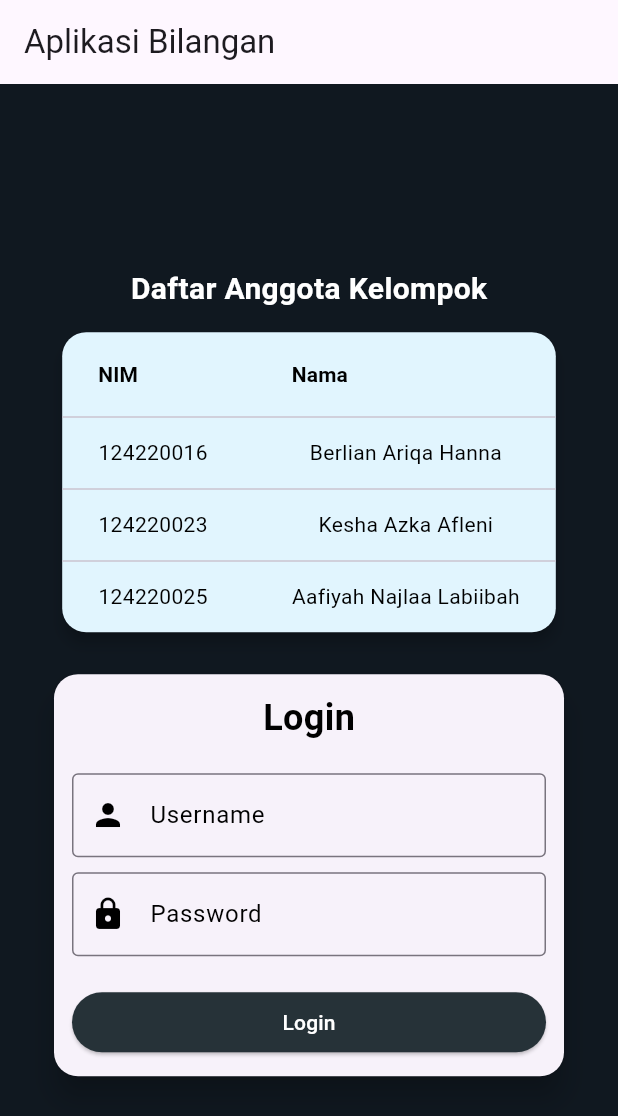
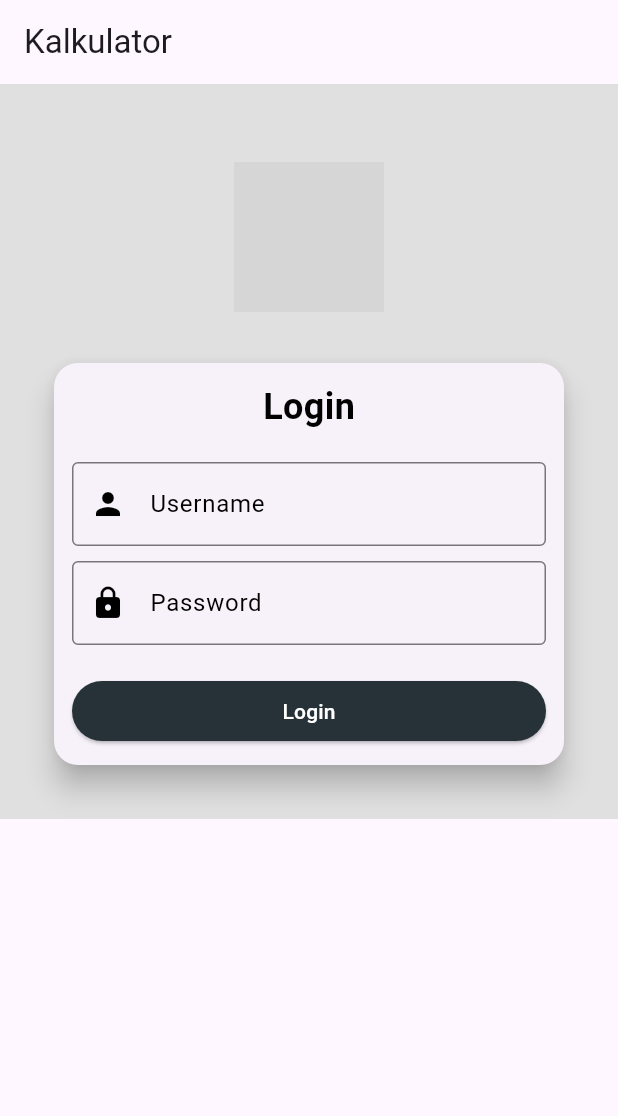
Before and after one commit to aafiyahnajlaa/tugasmobile1, a Flutter app: the screen it shows after launch, on a phone screen of 412 x 824 dp. Shown: the top 1116 px of the screen. Run offline on Flutter 3.47's test engine with Material 3 defaults, Android fonts, the phone set to English and light mode, and no system bars; grey boxes are pictures that could not be loaded.

Commit message:
first commit

```diff
--- a/lib/login.dart
+++ b/lib/login.dart
@@ -15,46 +15,20 @@ class LoginPage extends StatelessWidget {
 
   @override
   Widget build(BuildContext context) {
-    return Center(
-      child: SingleChildScrollView(
+    return SingleChildScrollView(
       padding: const EdgeInsets.all(16.0),
       child: Column(
         children: [
           SizedBox(height: 20),
-            // Judul Daftar Anggota Kelompok
-            Text(
-              'Daftar Anggota Kelompok',
-              style: TextStyle(
-                fontSize: 20,
-                fontWeight: FontWeight.bold,
-                color: Colors.white,
+            Image.asset(
+              'images/kalkulator.png', // Ganti dengan path gambar Anda
+              width: 100,
+              height: 100,
             ),
-            ),
+
           SizedBox(height: 10),
-            // Tampilkan data kelompok dalam tabel
-            Card(
-              color: Colors.lightBlue[50],
-              elevation: 4,
-              shape: RoundedRectangleBorder(
-                borderRadius: BorderRadius.circular(16),
-              ),
-              child: SingleChildScrollView(
-                scrollDirection: Axis.horizontal, // Untuk scroll horizontal
-                child: DataTable(
-                  columns: [
-                    DataColumn(label: Center(child: Text('NIM', style: TextStyle(color: Colors.black, fontWeight: FontWeight.bold)))),
-                    DataColumn(label: Center(child: Text('Nama', style: TextStyle(color: Colors.black, fontWeight: FontWeight.bold)))),
-                  ],
-                  rows: dataKelompok.map((item) {
-                    return DataRow(
-                      cells: [
-                        DataCell(Center(child: Text(item['NIM']!, style: TextStyle(color: Colors.black)))),
-                        DataCell(Center(child: Text(item['Nama']!, style: TextStyle(color: Colors.black)))),
-                      ],
-                    );
-                  }).toList(),
-                ),
-              ),
+           Column(
+           crossAxisAlignment: CrossAxisAlignment.start,
           ),
           SizedBox(height: 20), // Gap setelah tabel
           // Tampilkan form login
@@ -113,7 +87,6 @@ class LoginPage extends StatelessWidget {
           ),
         ],
       ),
-      ),
     );
   }
 }
--- a/lib/main.dart
+++ b/lib/main.dart
@@ -9,7 +9,7 @@ class MyApp extends StatelessWidget {
   @override
   Widget build(BuildContext context) {
     return MaterialApp(
-      title: 'Aplikasi Bilangan',
+      title: 'Kalkulator',
       theme: ThemeData(
         primarySwatch: Colors.blue,
         visualDensity: VisualDensity.adaptivePlatformDensity,
--- a/pubspec.yaml
+++ b/pubspec.yaml
@@ -58,9 +58,8 @@ flutter:
   uses-material-design: true
 
   # To add assets to your application, add an assets section, like this:
-  # assets:
-  #   - images/a_dot_burr.jpeg
-  #   - images/a_dot_ham.jpeg
+assets:
+  - assets/images
 
   # An image asset can refer to one or more resolution-specific "variants", see
   # https://flutter.dev/to/resolution-aware-images
```
Also changed, not shown: lib/data_kelompok.dart (added, +93 -0 lines), lib/home_page.dart (+29 -10 lines), assets/images/calculate.png (added), assets/images/kalkulator.png (added). Lines whose indentation alone changed are shown as unchanged.
